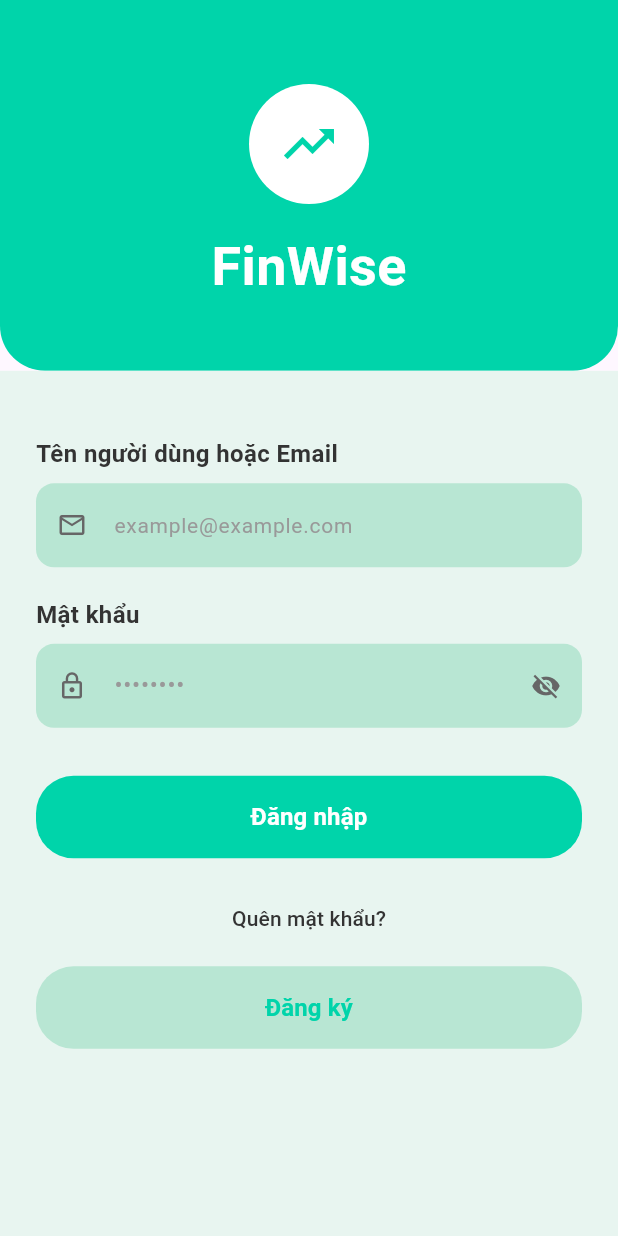
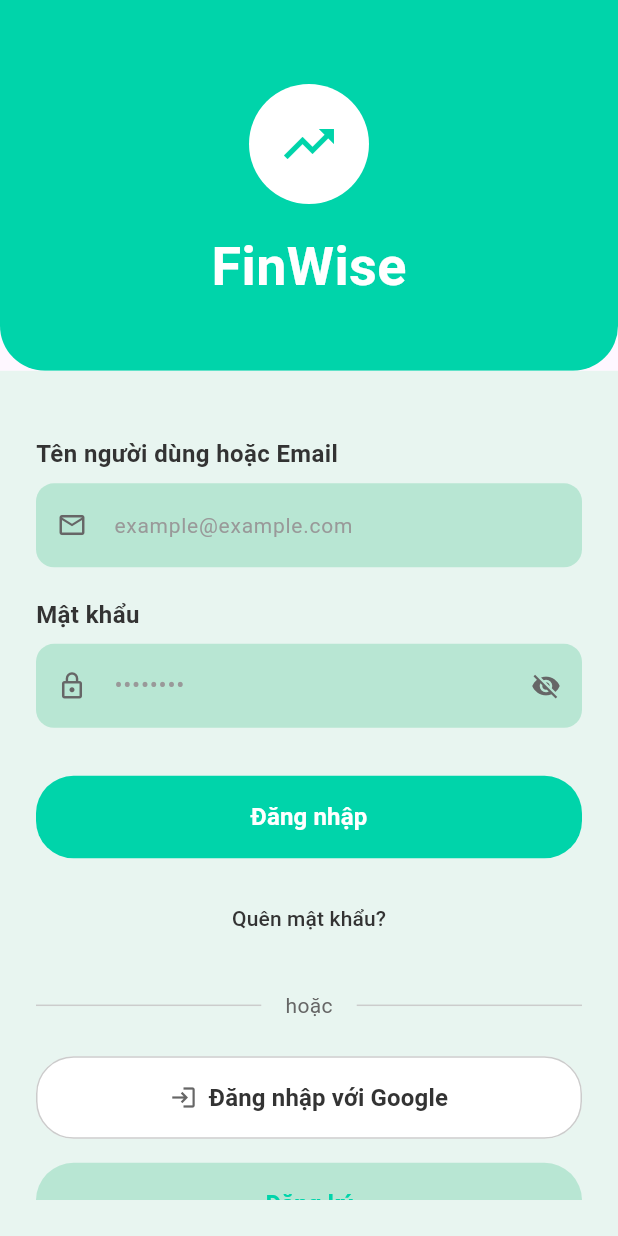
Before and after one commit to SoHanDz/finance_app, a Flutter app: the screen it shows after launch, after a tap on "Đăng nhập", on a phone screen of 412 x 824 dp. Run offline on Flutter 3.47's test engine with Material 3 defaults, Android fonts, the phone set to English and light mode, and no system bars; our stand-ins replace firebase_auth, firebase_core, google_sign_in; accounts and stored records are empty; network calls fail.

Commit message:
Thêm login bằng email/google

```diff
--- a/lib/features/auth/presentation/login_page.dart
+++ b/lib/features/auth/presentation/login_page.dart
@@ -1,8 +1,8 @@
 import 'package:flutter/material.dart';
 import 'package:finance_app/core/config/app_router.dart';
+import 'package:firebase_auth/firebase_auth.dart';
+import 'package:google_sign_in/google_sign_in.dart'; // ✅ Import này
 
-/// Trang đăng nhập sử dụng TextField với Controller
-/// Sử dụng TextField thay vì Form vì logic đơn giản, không cần validation phức tạp
 class LoginPage extends StatefulWidget {
   const LoginPage({super.key});
 
@@ -11,44 +11,33 @@ class LoginPage extends StatefulWidget {
 }
 
 class _LoginPageState extends State<LoginPage> {
-  // Controller để quản lý dữ liệu nhập vào TextField
   final TextEditingController _emailController = TextEditingController();
   final TextEditingController _passwordController = TextEditingController();
-
-  // Biến để toggle hiển thị/ẩn mật khẩu
   bool _obscurePassword = true;
-
-  // Biến để quản lý trạng thái loading khi đăng nhập
   bool _isLoading = false;
 
   @override
   void dispose() {
-    // Giải phóng bộ nhớ khi widget bị hủy
     _emailController.dispose();
     _passwordController.dispose();
     super.dispose();
   }
 
-  /// Hàm xử lý đăng nhập
-  /// Validate dữ liệu trước khi thực hiện đăng nhập
+  /// Đăng nhập bằng Email/Password
   Future<void> _handleLogin() async {
-    // Lấy dữ liệu từ controller và trim khoảng trắng
     final email = _emailController.text.trim();
     final password = _passwordController.text.trim();
 
-    // Validate email
     if (email.isEmpty) {
       _showSnackBar('Vui lòng nhập email hoặc tên người dùng');
       return;
     }
 
-    // Validate email format nếu có chứa @
     if (email.contains('@') && !_isValidEmail(email)) {
       _showSnackBar('Email không hợp lệ');
       return;
     }
 
-    // Validate password
     if (password.isEmpty) {
       _showSnackBar('Vui lòng nhập mật khẩu');
       return;
@@ -59,48 +48,103 @@ class _LoginPageState extends State<LoginPage> {
       return;
     }
 
-    // Hiển thị loading
-    setState(() {
-      _isLoading = true;
-    });
+    setState(() => _isLoading = true);
 
-    // Giả lập API call (thay bằng API thực tế)
-    await Future.delayed(const Duration(seconds: 1));
+    try {
+      await FirebaseAuth.instance.signInWithEmailAndPassword(
+        email: email,
+        password: password,
+      );
 
-    // Ẩn loading
-    if (mounted) {
-      setState(() {
-        _isLoading = false;
-      });
+      if (mounted) {
+        Navigator.pushReplacementNamed(context, AppRoutes.home);
+      }
+    } on FirebaseAuthException catch (e) {
+      if (mounted) {
+        setState(() => _isLoading = false);
+      }
 
-      // Navigate đến home page
-      Navigator.pushReplacementNamed(
-        context,
-        AppRoutes.home,
-      );
+      String message = "Đăng nhập thất bại";
+      if (e.code == 'user-not-found') {
+        message = "Không tìm thấy tài khoản với email này";
+      } else if (e.code == 'wrong-password') {
+        message = "Sai mật khẩu";
+      } else if (e.code == 'invalid-email') {
+        message = "Email không hợp lệ";
+      } else if (e.code == 'invalid-credential') {
+        message = "Email hoặc mật khẩu không đúng";
+      }
+
+      _showSnackBar(message);
+    } catch (e) {
+      if (mounted) {
+        setState(() => _isLoading = false);
+      }
+      _showSnackBar("Lỗi không xác định: $e");
     }
   }
 
-  /// Kiểm tra email có đúng format không
-  /// Returns: true nếu email hợp lệ, false nếu không
+  /// ✅ Đăng nhập bằng Google (luôn cho chọn tài khoản)
+  Future<void> _handleGoogleSignIn() async {
+    setState(() => _isLoading = true);
+
+    try {
+      final googleSignIn = GoogleSignIn(scopes: ['email']);
+
+      // Xóa cache account cũ để luôn hiện popup chọn account
+      await googleSignIn.signOut();
+      // hoặc: await googleSignIn.disconnect();
+
+      // Trigger Google Sign In flow
+      final GoogleSignInAccount? googleUser = await googleSignIn.signIn();
+
+      if (googleUser == null) {
+        if (mounted) setState(() => _isLoading = false);
+        return;
+      }
+
+      final GoogleSignInAuthentication googleAuth =
+          await googleUser.authentication;
+
+      final credential = GoogleAuthProvider.credential(
+        accessToken: googleAuth.accessToken,
+        idToken: googleAuth.idToken,
+      );
+
+      await FirebaseAuth.instance.signInWithCredential(credential);
+
+      if (mounted) {
+        Navigator.pushReplacementNamed(context, AppRoutes.home);
+      }
+    } on FirebaseAuthException catch (e) {
+      if (mounted) setState(() => _isLoading = false);
+
+      String message = "Đăng nhập Google thất bại";
+      if (e.code == 'account-exists-with-different-credential') {
+        message = "Email này đã được dùng với phương thức đăng nhập khác";
+      } else if (e.code == 'invalid-credential') {
+        message = "Thông tin đăng nhập không hợp lệ";
+      }
+
+      _showSnackBar(message);
+    } catch (e) {
+      if (mounted) setState(() => _isLoading = false);
+      _showSnackBar("Lỗi: $e");
+    }
+  }
+
   bool _isValidEmail(String email) {
-    final emailRegex = RegExp(
-      r'^[a-zA-Z0-9.]+@[a-zA-Z0-9]+\.[a-zA-Z]+',
-    );
+    final emailRegex = RegExp(r'^[a-zA-Z0-9.]+@[a-zA-Z0-9]+\.[a-zA-Z]+');
     return emailRegex.hasMatch(email);
   }
 
-  /// Hiển thị thông báo lỗi
-  /// [message] - Nội dung thông báo
   void _showSnackBar(String message) {
     ScaffoldMessenger.of(context).showSnackBar(
       SnackBar(
         content: Text(message),
         backgroundColor: Colors.red,
         behavior: SnackBarBehavior.floating,
-        shape: RoundedRectangleBorder(
-          borderRadius: BorderRadius.circular(10),
-        ),
+        shape: RoundedRectangleBorder(borderRadius: BorderRadius.circular(10)),
         duration: const Duration(seconds: 2),
       ),
     );
@@ -111,10 +155,7 @@ class _LoginPageState extends State<LoginPage> {
     return Scaffold(
       body: Column(
         children: [
-          // Header section với màu xanh lá
           _buildHeader(),
-
-          // Form section với background màu xanh nhạt
           Expanded(
             child: Container(
               width: double.infinity,
@@ -125,30 +166,24 @@ class _LoginPageState extends State<LoginPage> {
                   crossAxisAlignment: CrossAxisAlignment.stretch,
                   children: [
                     const SizedBox(height: 20),
+                    _buildEmailField(),
+                    const SizedBox(height: 20),
+                    _buildPasswordField(),
+                    const SizedBox(height: 32),
+                    _buildLoginButton(),
+                    const SizedBox(height: 16),
+                    _buildForgotPasswordButton(),
 
-                    // Email/Username TextField
-                    _buildEmailField(),
+                    // ✅ Divider với chữ "hoặc"
+                    const SizedBox(height: 24),
+                    _buildDivider(),
+                    const SizedBox(height: 24),
 
-                    const SizedBox(height: 20),
-
-                    // Password TextField
-                    _buildPasswordField(),
-
-                    const SizedBox(height: 32),
-
-                    // Login Button
-                    _buildLoginButton(),
+                    // ✅ Nút Google Sign In
+                    _buildGoogleSignInButton(),
 
                     const SizedBox(height: 16),
-
-                    // Forgot Password Button
-                    _buildForgotPasswordButton(),
-
-                    const SizedBox(height: 8),
-
-                    // Sign Up Button
                     _buildSignUpButton(),
-
                     const SizedBox(height: 24),
                   ],
                 ),
@@ -160,7 +195,6 @@ class _LoginPageState extends State<LoginPage> {
     );
   }
 
-  /// Build header section với logo và tên app
   Widget _buildHeader() {
     return Container(
       width: double.infinity,
@@ -175,8 +209,6 @@ class _LoginPageState extends State<LoginPage> {
       child: Column(
         children: [
           const SizedBox(height: 56),
-
-          // Logo icon
           Container(
             width: 80,
             height: 80,
@@ -190,10 +222,7 @@ class _LoginPageState extends State<LoginPage> {
               size: 40,
             ),
           ),
-
           const SizedBox(height: 16),
-
-          // App Name
           const Text(
             'FinWise',
             style: TextStyle(
@@ -208,8 +237,6 @@ class _LoginPageState extends State<LoginPage> {
     );
   }
 
-  /// Build Email TextField
-  /// TextInputType.emailAddress - Hiển thị bàn phím email trên mobile
   Widget _buildEmailField() {
     return Column(
       crossAxisAlignment: CrossAxisAlignment.start,
@@ -230,14 +257,11 @@ class _LoginPageState extends State<LoginPage> {
           ),
           child: TextField(
             controller: _emailController,
-            keyboardType: TextInputType.emailAddress, // Keyboard type cho email
-            textInputAction: TextInputAction.next, // Nút next trên keyboard
+            keyboardType: TextInputType.emailAddress,
+            textInputAction: TextInputAction.next,
             decoration: const InputDecoration(
               hintText: 'example@example.com',
-              hintStyle: TextStyle(
-                color: Color(0xFF999999),
-                fontSize: 14,
-              ),
+              hintStyle: TextStyle(color: Color(0xFF999999), fontSize: 14),
               border: InputBorder.none,
               contentPadding: EdgeInsets.symmetric(
                 horizontal: 16,
@@ -255,8 +279,6 @@ class _LoginPageState extends State<LoginPage> {
     );
   }
 
-  /// Build Password TextField
-  /// obscureText - Ẩn/hiện mật khẩu
   Widget _buildPasswordField() {
     return Column(
       crossAxisAlignment: CrossAxisAlignment.start,
@@ -277,10 +299,10 @@ class _LoginPageState extends State<LoginPage> {
           ),
           child: TextField(
             controller: _passwordController,
-            obscureText: _obscurePassword, // Ẩn mật khẩu
-            keyboardType: TextInputType.visiblePassword, // Keyboard type cho password
-            textInputAction: TextInputAction.done, // Nút done trên keyboard
-            onSubmitted: (_) => _handleLogin(), // Submit khi nhấn done
+            obscureText: _obscurePassword,
+            keyboardType: TextInputType.visiblePassword,
+            textInputAction: TextInputAction.done,
+            onSubmitted: (_) => _handleLogin(),
             decoration: InputDecoration(
               hintText: '••••••••',
               hintStyle: const TextStyle(
@@ -299,9 +321,7 @@ class _LoginPageState extends State<LoginPage> {
               ),
               suffixIcon: IconButton(
                 icon: Icon(
-                  _obscurePassword
-                      ? Icons.visibility_off
-                      : Icons.visibility,
+                  _obscurePassword ? Icons.visibility_off : Icons.visibility,
                   color: const Color(0xFF666666),
                   size: 20,
                 ),
@@ -318,17 +338,14 @@ class _LoginPageState extends State<LoginPage> {
     );
   }
 
-  /// Build Login Button
   Widget _buildLoginButton() {
     return ElevatedButton(
-      onPressed: _isLoading ? null : _handleLogin, // Disable khi đang loading
+      onPressed: _isLoading ? null : _handleLogin,
       style: ElevatedButton.styleFrom(
         backgroundColor: const Color(0xFF00D4AA),
         foregroundColor: Colors.white,
         padding: const EdgeInsets.symmetric(vertical: 16),
-        shape: RoundedRectangleBorder(
-          borderRadius: BorderRadius.circular(25),
-        ),
+        shape: RoundedRectangleBorder(borderRadius: BorderRadius.circular(25)),
         elevation: 0,
         disabledBackgroundColor: const Color(0xFF00D4AA).withOpacity(0.6),
       ),
@@ -343,19 +360,14 @@ class _LoginPageState extends State<LoginPage> {
             )
           : const Text(
               'Đăng nhập',
-              style: TextStyle(
-                fontSize: 16,
-                fontWeight: FontWeight.w600,
-              ),
+              style: TextStyle(fontSize: 16, fontWeight: FontWeight.w600),
             ),
     );
   }
 
-  /// Build Forgot Password Button
   Widget _buildForgotPasswordButton() {
     return TextButton(
       onPressed: () {
-        // TODO: Navigate to forgot password page
         _showSnackBar('Chức năng đang phát triển');
       },
       child: const Text(
@@ -369,30 +381,71 @@ class _LoginPageState extends State<LoginPage> {
     );
   }
 
-  /// Build Sign Up Button
+  /// ✅ Divider với chữ "hoặc"
+  Widget _buildDivider() {
+    return Row(
+      children: [
+        Expanded(child: Container(height: 1, color: const Color(0xFFCCCCCC))),
+        const Padding(
+          padding: EdgeInsets.symmetric(horizontal: 16),
+          child: Text(
+            'hoặc',
+            style: TextStyle(color: Color(0xFF666666), fontSize: 14),
+          ),
+        ),
+        Expanded(child: Container(height: 1, color: const Color(0xFFCCCCCC))),
+      ],
+    );
+  }
+
+  /// ✅ Nút Google Sign In đẹp
+  Widget _buildGoogleSignInButton() {
+    return ElevatedButton.icon(
+      onPressed: _isLoading ? null : _handleGoogleSignIn,
+      icon: Image.network(
+        'https://www.google.com/favicon.ico',
+        width: 24,
+        height: 24,
+        errorBuilder: (context, error, stackTrace) {
+          return const Icon(Icons.login, color: Color(0xFF666666));
+        },
+      ),
+      label: const Text(
+        'Đăng nhập với Google',
+        style: TextStyle(
+          fontSize: 16,
+          fontWeight: FontWeight.w600,
+          color: Color(0xFF333333),
+        ),
+      ),
+      style: ElevatedButton.styleFrom(
+        backgroundColor: Colors.white,
+        foregroundColor: const Color(0xFF333333),
+        padding: const EdgeInsets.symmetric(vertical: 16),
+        shape: RoundedRectangleBorder(
+          borderRadius: BorderRadius.circular(25),
+          side: const BorderSide(color: Color(0xFFCCCCCC), width: 1),
+        ),
+        elevation: 0,
+      ),
+    );
+  }
+
   Widget _buildSignUpButton() {
     return ElevatedButton(
       onPressed: () {
-        Navigator.pushReplacementNamed(
-          context,
-          AppRoutes.signup,
-        );
+        Navigator.pushReplacementNamed(context, AppRoutes.signup);
       },
       style: ElevatedButton.styleFrom(
         backgroundColor: const Color(0xFFB8E6D3),
         foregroundColor: const Color(0xFF00D4AA),
         padding: const EdgeInsets.symmetric(vertical: 16),
-        shape: RoundedRectangleBorder(
-          borderRadius: BorderRadius.circular(25),
-        ),
+        shape: RoundedRectangleBorder(borderRadius: BorderRadius.circular(25)),
         elevation: 0,
       ),
       child: const Text(
         'Đăng ký',
-        style: TextStyle(
-          fontSize: 16,
-          fontWeight: FontWeight.w600,
-        ),
+        style: TextStyle(fontSize: 16, fontWeight: FontWeight.w600),
       ),
     );
   }
--- a/lib/main.dart
+++ b/lib/main.dart
@@ -1,7 +1,16 @@
 import 'package:flutter/material.dart';
 import 'core/config/app_router.dart';
+import 'package:firebase_core/firebase_core.dart';
+import 'firebase_options.dart';
 
-void main() {
+void main() async {
+  WidgetsFlutterBinding.ensureInitialized();
+
+  await Firebase.initializeApp(
+    name: 'name-here', //tránh bị trùng instance
+    options: DefaultFirebaseOptions.currentPlatform,
+  );
+
   runApp(const MyApp());
 }
 
--- a/pubspec.yaml
+++ b/pubspec.yaml
@@ -30,6 +30,9 @@ environment:
 dependencies:
   flutter:
     sdk: flutter
+  firebase_core: ^3.6.0
+  firebase_auth: ^5.3.0
+  google_sign_in: ^6.2.1
 
   # The following adds the Cupertino Icons font to your application.
   # Use with the CupertinoIcons class for iOS style icons.
```
Also changed, not shown: lib/core/widgets/main_layout.dart (+2 -6 lines), lib/features/profile/presentation/profile_page.dart (+24 -3 lines), firebase.json (added), lib/firebase_options.dart (added), pubspec.lock, 7 other files.
